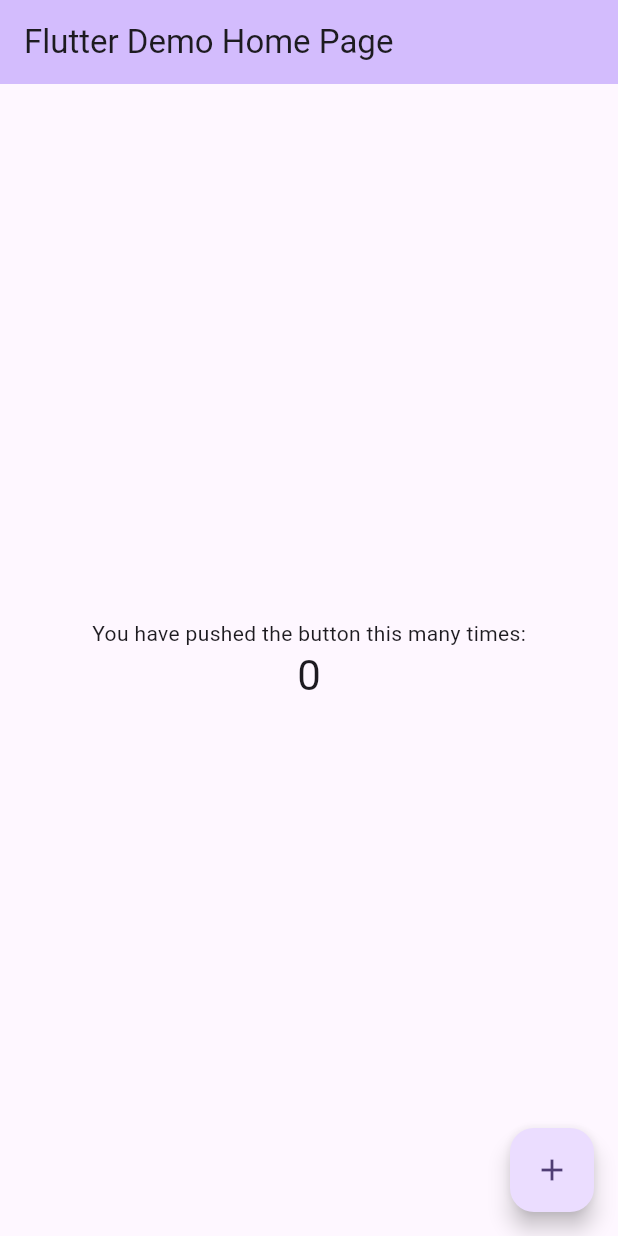
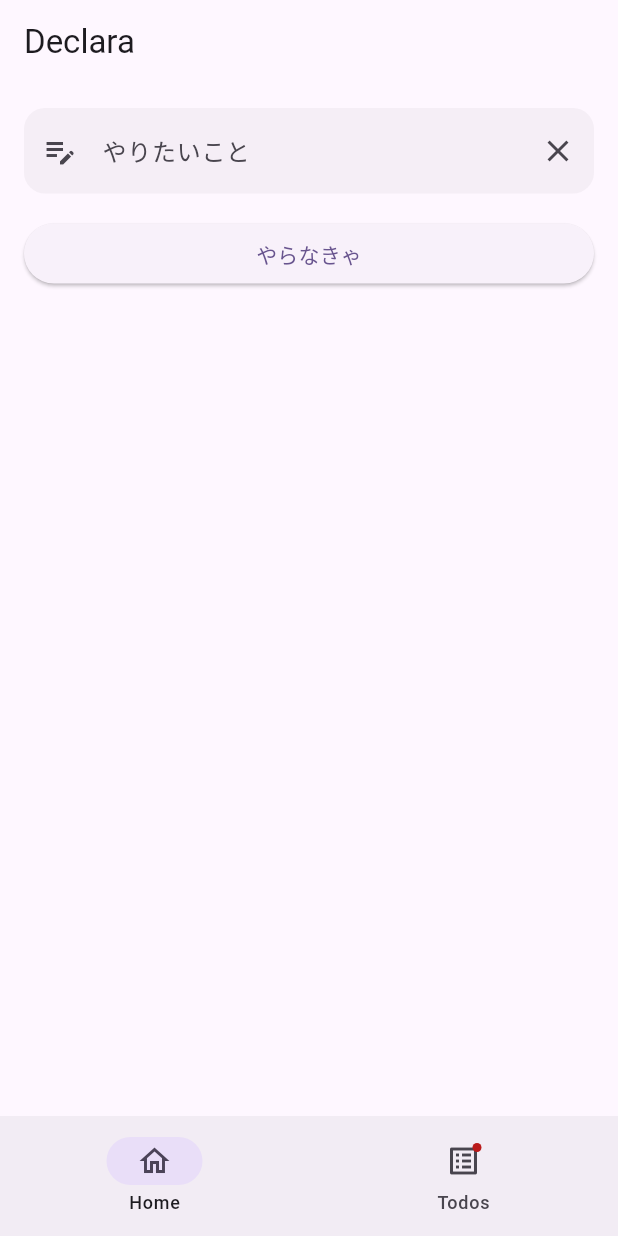
Before and after one commit to 8mitsuboy/Declara, a Flutter app: the screen it shows after launch, on a phone screen of 412 x 824 dp. Run offline on Flutter 3.47's test engine with Material 3 defaults, Android fonts, the phone set to English and light mode, and no system bars; our stand-ins replace flutter_hooks, hooks_riverpod.

Commit message:
💄 home_pageを作成

```diff
--- a/lib/main.dart
+++ b/lib/main.dart
@@ -1,7 +1,9 @@
+import 'package:declara/pages/home_page.dart';
 import 'package:flutter/material.dart';
+import 'package:hooks_riverpod/hooks_riverpod.dart';
 
 void main() {
-  runApp(const MyApp());
+  runApp(ProviderScope(child: MyApp()));
 }
 
 class MyApp extends StatelessWidget {
@@ -11,112 +13,9 @@ class MyApp extends StatelessWidget {
   @override
   Widget build(BuildContext context) {
     return MaterialApp(
-      title: 'Flutter Demo',
-      theme: ThemeData(
-        // This is the theme of your application.
-        //
-        // TRY THIS: Try running your application with "flutter run". You'll see
-        // the application has a purple toolbar. Then, without quitting the app,
-        // try changing the seedColor in the colorScheme below to Colors.green
-        // and then invoke "hot reload" (save your changes or press the "hot
-        // reload" button in a Flutter-supported IDE, or press "r" if you used
-        // the command line to start the app).
-        //
-        // Notice that the counter didn't reset back to zero; the application
-        // state is not lost during the reload. To reset the state, use hot
-        // restart instead.
-        //
-        // This works for code too, not just values: Most code changes can be
-        // tested with just a hot reload.
-        colorScheme: .fromSeed(seedColor: Colors.deepPurple),
-      ),
-      home: const MyHomePage(title: 'Flutter Demo Home Page'),
+      title: 'Declara',
+      theme: ThemeData(colorScheme: .fromSeed(seedColor: Colors.deepPurple)),
+      home: const HomePage(title: 'Declara'),
     );
   }
 }
-
-class MyHomePage extends StatefulWidget {
-  const MyHomePage({super.key, required this.title});
-
-  // This widget is the home page of your application. It is stateful, meaning
-  // that it has a State object (defined below) that contains fields that affect
-  // how it looks.
-
-  // This class is the configuration for the state. It holds the values (in this
-  // case the title) provided by the parent (in this case the App widget) and
-  // used by the build method of the State. Fields in a Widget subclass are
-  // always marked "final".
-
-  final String title;
-
-  @override
-  State<MyHomePage> createState() => _MyHomePageState();
-}
-
-class _MyHomePageState extends State<MyHomePage> {
-  int _counter = 0;
-
-  void _incrementCounter() {
-    setState(() {
-      // This call to setState tells the Flutter framework that something has
-      // changed in this State, which causes it to rerun the build method below
-      // so that the display can reflect the updated values. If we changed
-      // _counter without calling setState(), then the build method would not be
-      // called again, and so nothing would appear to happen.
-      _counter++;
-    });
-  }
-
-  @override
-  Widget build(BuildContext context) {
-    // This method is rerun every time setState is called, for instance as done
-    // by the _incrementCounter method above.
-    //
-    // The Flutter framework has been optimized to make rerunning build methods
-    // fast, so that you can just rebuild anything that needs updating rather
-    // than having to individually change instances of widgets.
-    return Scaffold(
-      appBar: AppBar(
-        // TRY THIS: Try changing the color here to a specific color (to
-        // Colors.amber, perhaps?) and trigger a hot reload to see the AppBar
-        // change color while the other colors stay the same.
-        backgroundColor: Theme.of(context).colorScheme.inversePrimary,
-        // Here we take the value from the MyHomePage object that was created by
-        // the App.build method, and use it to set our appbar title.
-        title: Text(widget.title),
-      ),
-      body: Center(
-        // Center is a layout widget. It takes a single child and positions it
-        // in the middle of the parent.
-        child: Column(
-          // Column is also a layout widget. It takes a list of children and
-          // arranges them vertically. By default, it sizes itself to fit its
-          // children horizontally, and tries to be as tall as its parent.
-          //
-          // Column has various properties to control how it sizes itself and
-          // how it positions its children. Here we use mainAxisAlignment to
-          // center the children vertically; the main axis here is the vertical
-          // axis because Columns are vertical (the cross axis would be
-          // horizontal).
-          //
-          // TRY THIS: Invoke "debug painting" (choose the "Toggle Debug Paint"
-          // action in the IDE, or press "p" in the console), to see the
-          // wireframe for each widget.
-          mainAxisAlignment: .center,
-          children: [
-            const Text('You have pushed the button this many times:'),
-            Text(
-              '$_counter',
-              style: Theme.of(context).textTheme.headlineMedium,
-            ),
-          ],
-        ),
-      ),
-      floatingActionButton: FloatingActionButton(
-        onPressed: _incrementCounter,
-        tooltip: 'Increment',
-        child: const Icon(Icons.add),
-      ),
-    );
-  }
-}
--- /dev/null
+++ b/lib/pages/home_page.dart
@@ -0,0 +1,73 @@
+import 'package:flutter/material.dart';
+import 'package:flutter_hooks/flutter_hooks.dart';
+import 'package:hooks_riverpod/hooks_riverpod.dart';
+import 'package:declara/pages/todo_page.dart';
+
+class HomePage extends HookConsumerWidget {
+  final String title;
+  const HomePage({super.key, required this.title});
+
+  @override
+  Widget build(BuildContext context, WidgetRef ref) {
+    final controller = useTextEditingController();
+    final colorScheme = Theme.of(context).colorScheme;
+    final currentPageIndex = useState<int>(0);
+
+    return Scaffold(
+      appBar: AppBar(title: Text(title)),
+      body: [
+        Padding(
+          padding: const EdgeInsets.all(16),
+          child: Column(
+            crossAxisAlignment: CrossAxisAlignment.stretch,
+            children: [
+              TextField(
+                controller: controller,
+                decoration: InputDecoration(
+                  labelText: "やりたいこと",
+                  hintText: "例: 引っ越し業者を比較する",
+                  prefixIcon: const Icon(Icons.edit_note),
+                  suffixIcon: IconButton(
+                    onPressed: controller.clear,
+                    icon: const Icon(Icons.close),
+                  ),
+                  filled: true,
+                  fillColor: colorScheme.surfaceContainerHighest.withValues(
+                    alpha: 0.4,
+                  ),
+                  border: OutlineInputBorder(
+                    borderRadius: BorderRadius.circular(14),
+                    borderSide: BorderSide.none,
+                  ),
+                  focusedBorder: OutlineInputBorder(
+                    borderRadius: BorderRadius.circular(14),
+                    borderSide: BorderSide(
+                      color: colorScheme.primary,
+                      width: 2,
+                    ),
+                  ),
+                ),
+              ),
+              const SizedBox(height: 16),
+              ElevatedButton(onPressed: () => {}, child: const Text("やらなきゃ")),
+            ],
+          ),
+        ),
+        const TodoPage(),
+      ][currentPageIndex.value],
+      bottomNavigationBar: NavigationBar(
+        selectedIndex: currentPageIndex.value,
+        onDestinationSelected: (int index) {
+          currentPageIndex.value = index;
+        },
+        destinations: const <Widget>[
+          NavigationDestination(icon: Icon(Icons.home_outlined), label: "Home"),
+          NavigationDestination(
+            icon: Badge(child: Icon(Icons.list_alt)),
+            label: "Todos",
+          ),
+        ],
+      ),
+    );
+  }
+}
```
